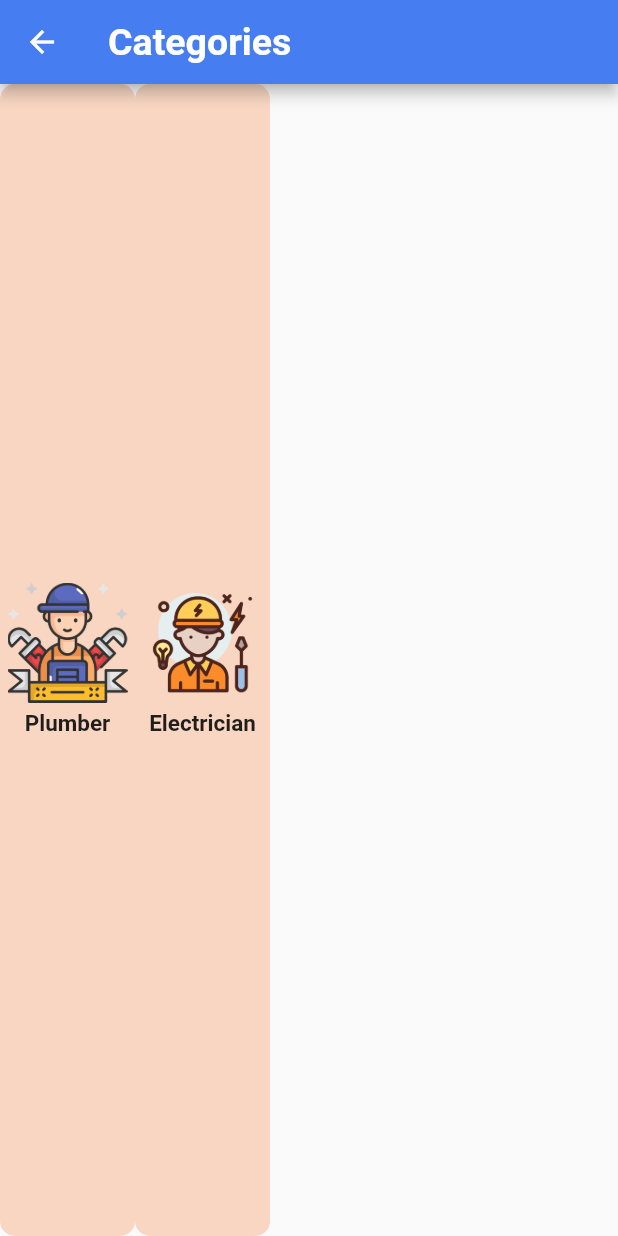
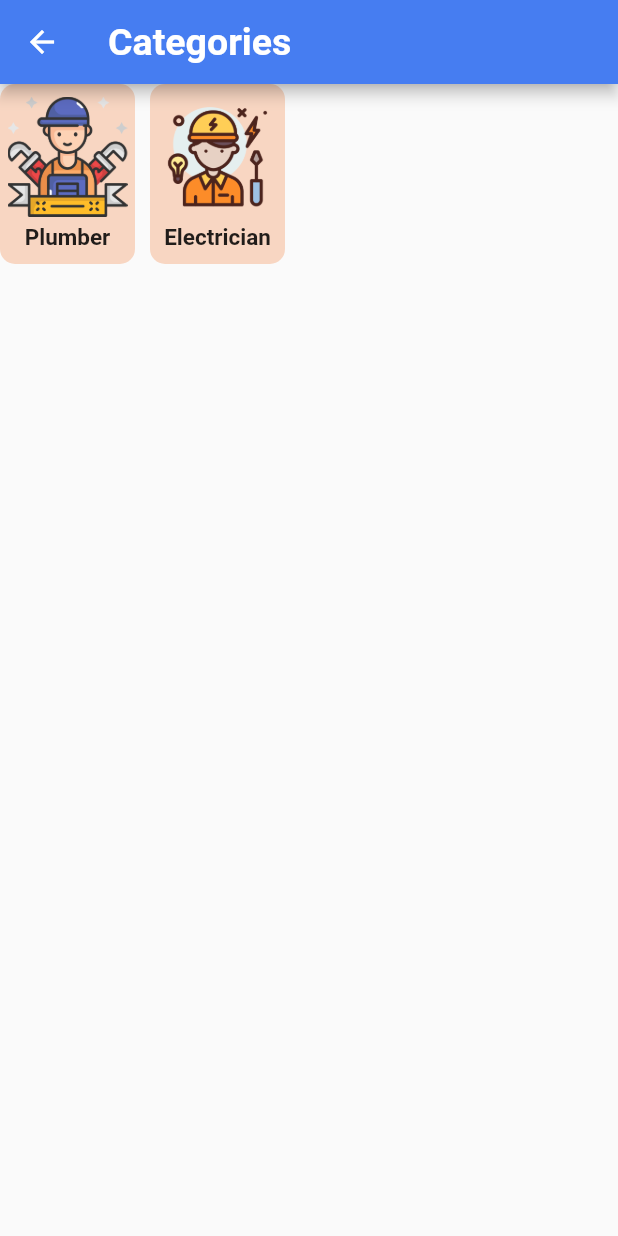
Before and after one commit to sewiiimirza/service_provider, a Flutter app: the CategoryView screen opened by its route, on a phone screen of 412 x 824 dp. Run offline on Flutter 3.47's test engine with Material 2 defaults, Android fonts, the phone set to English and light mode, and no system bars; our stand-ins replace animated_text_kit, firebase_core, fluttertoast, get; missing offline and left inert: dart:ffi, firebase_core_web, firebase_database_web, firebase_storage_web, image_picker_for_web; accounts and stored records are empty.

Commit message:
17 commit

```diff
--- a/lib/pages/CategoryScreen/category.dart
+++ b/lib/pages/CategoryScreen/category.dart
@@ -22,16 +22,17 @@ class CategoryView extends GetView<CategoryController> {
         //  elevation: 0,
 
       ),
-    body: ListView(
-    scrollDirection: Axis.horizontal,
-    children: [
-    CategoryItem(
+
+    body:Row(
+    children:[
+      CategoryItem(
     imageName: 'plumber',
     categoryName: 'Plumber',
     onTap: () {
     // Handle category tap
     },
     ),
+    SizedBox(width: 10,),
     CategoryItem(
     imageName: 'electrician',
     categoryName: 'Electrician',
--- a/lib/pages/HomeScreen/view.dart
+++ b/lib/pages/HomeScreen/view.dart
@@ -80,8 +80,8 @@ class HomeScreen extends GetView<HomeController> {
                                             ],
                                           ),
                                          //categories
-                                             Row(
-                                             children: [
+                                                 Row(
+                                                     children: [
                                                Container(
                                                          width: 90,
                                                          height: 120,
--- a/lib/res/component/category_detail.dart
+++ b/lib/res/component/category_detail.dart
@@ -41,5 +41,6 @@ class CategoryItem extends StatelessWidget {
             ),
           ),
     );
+
   }
 }
```
Lines whose indentation alone changed are shown as unchanged.
